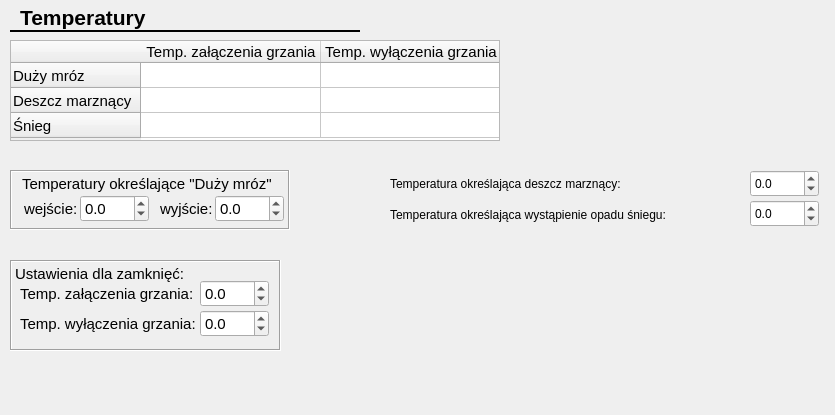
Old version of the form CfgForms/ctemperaturescfgform.ui in the repository kaczmar55/koneor_v2.
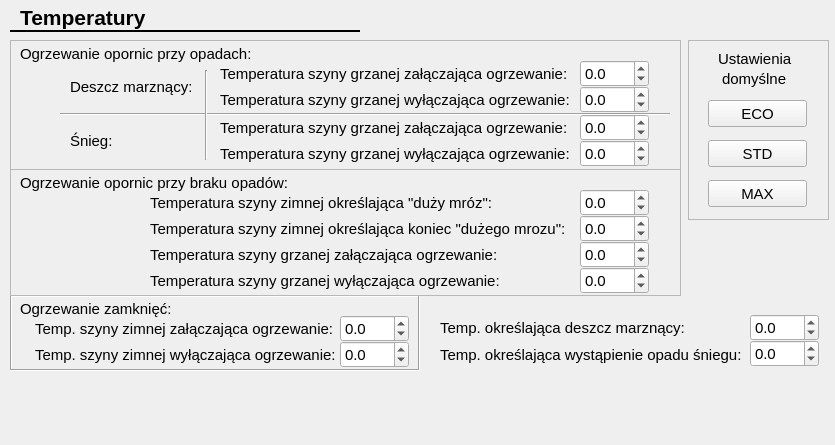
New version of the form.

What changed in the file:
```diff
--- a/CfgForms/ctemperaturescfgform.ui
+++ b/CfgForms/ctemperaturescfgform.ui
@@ -7,7 +7,7 @@
     <x>0</x>
     <y>0</y>
     <width>835</width>
-    <height>415</height>
+    <height>445</height>
    </rect>
   </property>
   <property name="windowTitle">
@@ -56,200 +56,13 @@
     <enum>Qt::AutoText</enum>
    </property>
   </widget>
-  <widget class="QFrame" name="frostTempFrame">
-   <property name="geometry">
-    <rect>
-     <x>10</x>
-     <y>170</y>
-     <width>280</width>
-     <height>60</height>
-    </rect>
-   </property>
-   <property name="font">
-    <font>
-     <pointsize>11</pointsize>
-    </font>
-   </property>
-   <property name="frameShape">
-    <enum>QFrame::Box</enum>
-   </property>
-   <property name="frameShadow">
-    <enum>QFrame::Sunken</enum>
-   </property>
-   <widget class="QLabel" name="label_35">
-    <property name="geometry">
-     <rect>
-      <x>12</x>
-      <y>5</y>
-      <width>260</width>
-      <height>17</height>
-     </rect>
-    </property>
-    <property name="font">
-     <font>
-      <pointsize>11</pointsize>
-     </font>
-    </property>
-    <property name="text">
-     <string>Temperatury określające &quot;Duży mróz&quot;</string>
-    </property>
-   </widget>
-   <widget class="QLabel" name="label_36">
-    <property name="geometry">
-     <rect>
-      <x>14</x>
-      <y>30</y>
-      <width>60</width>
-      <height>17</height>
-     </rect>
-    </property>
-    <property name="font">
-     <font>
-      <pointsize>11</pointsize>
-     </font>
-    </property>
-    <property name="text">
-     <string>wejście:</string>
-    </property>
-   </widget>
-   <widget class="QLabel" name="label_37">
-    <property name="geometry">
-     <rect>
-      <x>150</x>
-      <y>30</y>
-      <width>60</width>
-      <height>17</height>
-     </rect>
-    </property>
-    <property name="font">
-     <font>
-      <pointsize>11</pointsize>
-     </font>
-    </property>
-    <property name="text">
-     <string>wyjście:</string>
-    </property>
-   </widget>
-   <widget class="QDoubleSpinBox" name="frostTempIn">
-    <property name="geometry">
-     <rect>
-      <x>70</x>
-      <y>25</y>
-      <width>69</width>
-      <height>27</height>
-     </rect>
-    </property>
-    <property name="font">
-     <font>
-      <pointsize>11</pointsize>
-     </font>
-    </property>
-    <property name="decimals">
-     <number>1</number>
-    </property>
-    <property name="minimum">
-     <double>-50.000000000000000</double>
-    </property>
-    <property name="maximum">
-     <double>100.000000000000000</double>
-    </property>
-    <property name="singleStep">
-     <double>0.100000000000000</double>
-    </property>
-   </widget>
-   <widget class="QDoubleSpinBox" name="frostTempOut">
-    <property name="geometry">
-     <rect>
-      <x>205</x>
-      <y>25</y>
-      <width>69</width>
-      <height>27</height>
-     </rect>
-    </property>
-    <property name="font">
-     <font>
-      <pointsize>11</pointsize>
-     </font>
-    </property>
-    <property name="decimals">
-     <number>1</number>
-    </property>
-    <property name="minimum">
-     <double>-50.000000000000000</double>
-    </property>
-    <property name="maximum">
-     <double>100.000000000000000</double>
-    </property>
-    <property name="singleStep">
-     <double>0.100000000000000</double>
-    </property>
-    <property name="value">
-     <double>0.000000000000000</double>
-    </property>
-   </widget>
-  </widget>
-  <widget class="QTableWidget" name="weatherAutomTempTable">
-   <property name="geometry">
-    <rect>
-     <x>10</x>
-     <y>40</y>
-     <width>490</width>
-     <height>101</height>
-    </rect>
-   </property>
-   <property name="font">
-    <font>
-     <pointsize>11</pointsize>
-    </font>
-   </property>
-   <property name="verticalScrollBarPolicy">
-    <enum>Qt::ScrollBarAlwaysOff</enum>
-   </property>
-   <property name="horizontalScrollBarPolicy">
-    <enum>Qt::ScrollBarAlwaysOff</enum>
-   </property>
-   <attribute name="horizontalHeaderDefaultSectionSize">
-    <number>180</number>
-   </attribute>
-   <attribute name="horizontalHeaderMinimumSectionSize">
-    <number>50</number>
-   </attribute>
-   <attribute name="verticalHeaderDefaultSectionSize">
-    <number>25</number>
-   </attribute>
-   <row>
-    <property name="text">
-     <string>Duży mróz</string>
-    </property>
-   </row>
-   <row>
-    <property name="text">
-     <string>Deszcz marznący</string>
-    </property>
-   </row>
-   <row>
-    <property name="text">
-     <string>Śnieg</string>
-    </property>
-   </row>
-   <column>
-    <property name="text">
-     <string>Temp. załączenia grzania</string>
-    </property>
-   </column>
-   <column>
-    <property name="text">
-     <string>Temp. wyłączenia grzania</string>
-    </property>
-   </column>
-  </widget>
   <widget class="QFrame" name="frame_3">
    <property name="geometry">
     <rect>
      <x>10</x>
-     <y>260</y>
-     <width>271</width>
-     <height>91</height>
+     <y>295</y>
+     <width>410</width>
+     <height>76</height>
     </rect>
    </property>
    <property name="font">
@@ -266,7 +79,7 @@
    <widget class="QLabel" name="label_26">
     <property name="geometry">
      <rect>
-      <x>5</x>
+      <x>10</x>
       <y>5</y>
       <width>170</width>
       <height>17</height>
@@ -274,53 +87,56 @@
     </property>
     <property name="font">
      <font>
+      <family>Arial</family>
       <pointsize>11</pointsize>
      </font>
     </property>
     <property name="text">
-     <string>Ustawienia dla zamknięć:</string>
+     <string>Ogrzewanie zamknięć:</string>
     </property>
    </widget>
    <widget class="QLabel" name="label_27">
     <property name="geometry">
      <rect>
-      <x>10</x>
+      <x>25</x>
       <y>25</y>
-      <width>180</width>
+      <width>300</width>
       <height>17</height>
      </rect>
     </property>
     <property name="font">
      <font>
+      <family>Arial</family>
       <pointsize>11</pointsize>
      </font>
     </property>
     <property name="text">
-     <string>Temp. załączenia grzania:</string>
+     <string>Temp. szyny zimnej załączająca ogrzewanie:</string>
     </property>
    </widget>
    <widget class="QLabel" name="label_28">
     <property name="geometry">
      <rect>
-      <x>10</x>
-      <y>55</y>
-      <width>180</width>
+      <x>25</x>
+      <y>51</y>
+      <width>300</width>
       <height>17</height>
      </rect>
     </property>
     <property name="font">
      <font>
+      <family>Arial</family>
       <pointsize>11</pointsize>
      </font>
     </property>
     <property name="text">
-     <string>Temp. wyłączenia grzania:</string>
+     <string>Temp. szyny zimnej wyłączająca ogrzewanie:</string>
     </property>
    </widget>
    <widget class="QDoubleSpinBox" name="tLocksOn">
     <property name="geometry">
      <rect>
-      <x>190</x>
+      <x>330</x>
       <y>20</y>
       <width>69</width>
       <height>27</height>
@@ -328,6 +144,7 @@
     </property>
     <property name="font">
      <font>
+      <family>Arial</family>
       <pointsize>11</pointsize>
      </font>
     </property>
@@ -344,14 +161,15 @@
    <widget class="QDoubleSpinBox" name="tLocksOff">
     <property name="geometry">
      <rect>
-      <x>190</x>
-      <y>50</y>
+      <x>330</x>
+      <y>46</y>
       <width>69</width>
       <height>27</height>
      </rect>
     </property>
     <property name="font">
      <font>
+      <family>Arial</family>
       <pointsize>11</pointsize>
      </font>
     </property>
@@ -369,38 +187,56 @@
   <widget class="QLabel" name="label">
    <property name="geometry">
     <rect>
-     <x>390</x>
-     <y>175</y>
-     <width>290</width>
+     <x>440</x>
+     <y>319</y>
+     <width>250</width>
      <height>17</height>
     </rect>
    </property>
+   <property name="font">
+    <font>
+     <family>Arial</family>
+     <pointsize>11</pointsize>
+    </font>
+   </property>
    <property name="text">
-    <string>Temperatura określająca deszcz marznący:</string>
+    <string>Temp. określająca deszcz marznący:</string>
    </property>
   </widget>
   <widget class="QLabel" name="label_2">
    <property name="geometry">
     <rect>
-     <x>390</x>
-     <y>206</y>
-     <width>360</width>
+     <x>440</x>
+     <y>346</y>
+     <width>310</width>
      <height>17</height>
     </rect>
    </property>
+   <property name="font">
+    <font>
+     <family>Arial</family>
+     <pointsize>11</pointsize>
+    </font>
+   </property>
    <property name="text">
-    <string>Temperatura określająca wystąpienie opadu śniegu:</string>
+    <string>Temp. określająca wystąpienie opadu śniegu:</string>
    </property>
   </widget>
   <widget class="QDoubleSpinBox" name="tWetFreezing">
    <property name="geometry">
     <rect>
      <x>750</x>
-     <y>170</y>
+     <y>314</y>
      <width>69</width>
      <height>27</height>
     </rect>
    </property>
+   <property name="font">
+    <font>
+     <family>Arial</family>
+     <pointsize>11</pointsize>
+    </font>
+   </property>
    <property name="decimals">
     <number>1</number>
    </property>
@@ -412,11 +248,17 @@
    <property name="geometry">
     <rect>
      <x>750</x>
-     <y>200</y>
+     <y>340</y>
      <width>69</width>
      <height>27</height>
     </rect>
    </property>
+   <property name="font">
+    <font>
+     <family>Arial</family>
+     <pointsize>11</pointsize>
+    </font>
+   </property>
    <property name="decimals">
     <number>1</number>
    </property>
@@ -424,6 +266,627 @@
     <double>-50.000000000000000</double>
    </property>
   </widget>
+  <widget class="QFrame" name="frame">
+   <property name="geometry">
+    <rect>
+     <x>10</x>
+     <y>40</y>
+     <width>671</width>
+     <height>130</height>
+    </rect>
+   </property>
+   <property name="frameShape">
+    <enum>QFrame::StyledPanel</enum>
+   </property>
+   <property name="frameShadow">
+    <enum>QFrame::Raised</enum>
+   </property>
+   <widget class="QLabel" name="label_3">
+    <property name="geometry">
+     <rect>
+      <x>10</x>
+      <y>5</y>
+      <width>241</width>
+      <height>17</height>
+     </rect>
+    </property>
+    <property name="font">
+     <font>
+      <family>Arial</family>
+      <pointsize>11</pointsize>
+     </font>
+    </property>
+    <property name="text">
+     <string>Ogrzewanie opornic przy opadach:</string>
+    </property>
+   </widget>
+   <widget class="QLabel" name="label_4">
+    <property name="geometry">
+     <rect>
+      <x>60</x>
+      <y>38</y>
+      <width>121</width>
+      <height>17</height>
+     </rect>
+    </property>
+    <property name="font">
+     <font>
+      <family>Arial</family>
+      <pointsize>11</pointsize>
+     </font>
+    </property>
+    <property name="text">
+     <string>Deszcz marznący:</string>
+    </property>
+   </widget>
+   <widget class="QLabel" name="label_5">
+    <property name="geometry">
+     <rect>
+      <x>210</x>
+      <y>25</y>
+      <width>351</width>
+      <height>17</height>
+     </rect>
+    </property>
+    <property name="font">
+     <font>
+      <family>Arial</family>
+      <pointsize>11</pointsize>
+     </font>
+    </property>
+    <property name="text">
+     <string>Temperatura szyny grzanej załączająca ogrzewanie:</string>
+    </property>
+   </widget>
+   <widget class="QLabel" name="label_6">
+    <property name="geometry">
+     <rect>
+      <x>210</x>
+      <y>51</y>
+      <width>351</width>
+      <height>17</height>
+     </rect>
+    </property>
+    <property name="font">
+     <font>
+      <family>Arial</family>
+      <pointsize>11</pointsize>
+     </font>
+    </property>
+    <property name="text">
+     <string>Temperatura szyny grzanej wyłączająca ogrzewanie:</string>
+    </property>
+   </widget>
+   <widget class="QDoubleSpinBox" name="TROnWetSpin">
+    <property name="geometry">
+     <rect>
+      <x>570</x>
+      <y>20</y>
+      <width>69</width>
+      <height>27</height>
+     </rect>
+    </property>
+    <property name="font">
+     <font>
+      <family>Arial</family>
+      <pointsize>11</pointsize>
+     </font>
+    </property>
+    <property name="decimals">
+     <number>1</number>
+    </property>
+    <property name="minimum">
+     <double>-50.000000000000000</double>
+    </property>
+    <property name="maximum">
+     <double>150.000000000000000</double>
+    </property>
+    <property name="singleStep">
+     <double>0.100000000000000</double>
+    </property>
+   </widget>
+   <widget class="QDoubleSpinBox" name="TROffWetSpin">
+    <property name="geometry">
+     <rect>
+      <x>570</x>
+      <y>46</y>
+      <width>69</width>
+      <height>27</height>
+     </rect>
+    </property>
+    <property name="font">
+     <font>
+      <family>Arial</family>
+      <pointsize>11</pointsize>
+     </font>
+    </property>
+    <property name="decimals">
+     <number>1</number>
+    </property>
+    <property name="minimum">
+     <double>-50.000000000000000</double>
+    </property>
+    <property name="maximum">
+     <double>150.000000000000000</double>
+    </property>
+    <property name="singleStep">
+     <double>0.100000000000000</double>
+    </property>
+   </widget>
+   <widget class="QLabel" name="label_7">
+    <property name="geometry">
+     <rect>
+      <x>210</x>
+      <y>79</y>
+      <width>351</width>
+      <height>17</height>
+     </rect>
+    </property>
+    <property name="font">
+     <font>
+      <family>Arial</family>
+      <pointsize>11</pointsize>
+     </font>
+    </property>
+    <property name="text">
+     <string>Temperatura szyny grzanej załączająca ogrzewanie:</string>
+    </property>
+   </widget>
+   <widget class="QDoubleSpinBox" name="TROffSnSpin">
+    <property name="geometry">
+     <rect>
+      <x>570</x>
+      <y>100</y>
+      <width>69</width>
+      <height>27</height>
+     </rect>
+    </property>
+    <property name="font">
+     <font>
+      <family>Arial</family>
+      <pointsize>11</pointsize>
+     </font>
+    </property>
+    <property name="decimals">
+     <number>1</number>
+    </property>
+    <property name="minimum">
+     <double>-50.000000000000000</double>
+    </property>
+    <property name="maximum">
+     <double>150.000000000000000</double>
+    </property>
+    <property name="singleStep">
+     <double>0.100000000000000</double>
+    </property>
+   </widget>
+   <widget class="QLabel" name="label_8">
+    <property name="geometry">
+     <rect>
+      <x>60</x>
+      <y>92</y>
+      <width>121</width>
+      <height>17</height>
+     </rect>
+    </property>
+    <property name="font">
+     <font>
+      <family>Arial</family>
+      <pointsize>11</pointsize>
+     </font>
+    </property>
+    <property name="text">
+     <string>Śnieg:</string>
+    </property>
+   </widget>
+   <widget class="QDoubleSpinBox" name="TROnSnSpin">
+    <property name="geometry">
+     <rect>
+      <x>570</x>
+      <y>74</y>
+      <width>69</width>
+      <height>27</height>
+     </rect>
+    </property>
+    <property name="font">
+     <font>
+      <family>Arial</family>
+      <pointsize>11</pointsize>
+     </font>
+    </property>
+    <property name="decimals">
+     <number>1</number>
+    </property>
+    <property name="minimum">
+     <double>-50.000000000000000</double>
+    </property>
+    <property name="maximum">
+     <double>150.000000000000000</double>
+    </property>
+    <property name="singleStep">
+     <double>0.100000000000000</double>
+    </property>
+   </widget>
+   <widget class="QLabel" name="label_9">
+    <property name="geometry">
+     <rect>
+      <x>210</x>
+      <y>105</y>
+      <width>351</width>
+      <height>17</height>
+     </rect>
+    </property>
+    <property name="font">
+     <font>
+      <family>Arial</family>
+      <pointsize>11</pointsize>
+     </font>
+    </property>
+    <property name="text">
+     <string>Temperatura szyny grzanej wyłączająca ogrzewanie:</string>
+    </property>
+   </widget>
+   <widget class="Line" name="line_2">
+    <property name="geometry">
+     <rect>
+      <x>50</x>
+      <y>73</y>
+      <width>610</width>
+      <height>3</height>
+     </rect>
+    </property>
+    <property name="orientation">
+     <enum>Qt::Horizontal</enum>
+    </property>
+   </widget>
+   <widget class="Line" name="line_3">
+    <property name="geometry">
+     <rect>
+      <x>195</x>
+      <y>30</y>
+      <width>3</width>
+      <height>90</height>
+     </rect>
+    </property>
+    <property name="orientation">
+     <enum>Qt::Vertical</enum>
+    </property>
+   </widget>
+  </widget>
+  <widget class="QFrame" name="frame_2">
+   <property name="geometry">
+    <rect>
+     <x>10</x>
+     <y>169</y>
+     <width>671</width>
+     <height>127</height>
+    </rect>
+   </property>
+   <property name="frameShape">
+    <enum>QFrame::StyledPanel</enum>
+   </property>
+   <property name="frameShadow">
+    <enum>QFrame::Raised</enum>
+   </property>
+   <widget class="QLabel" name="label_10">
+    <property name="geometry">
+     <rect>
+      <x>10</x>
+      <y>5</y>
+      <width>281</width>
+      <height>17</height>
+     </rect>
+    </property>
+    <property name="font">
+     <font>
+      <family>Arial</family>
+      <pointsize>11</pointsize>
+     </font>
+    </property>
+    <property name="text">
+     <string>Ogrzewanie opornic przy braku opadów:</string>
+    </property>
+   </widget>
+   <widget class="QLabel" name="label_12">
+    <property name="geometry">
+     <rect>
+      <x>140</x>
+      <y>25</y>
+      <width>351</width>
+      <height>17</height>
+     </rect>
+    </property>
+    <property name="font">
+     <font>
+      <family>Arial</family>
+      <pointsize>11</pointsize>
+     </font>
+    </property>
+    <property name="text">
+     <string>Temperatura szyny zimnej określająca &quot;duży mróz&quot;:</string>
+    </property>
+   </widget>
+   <widget class="QLabel" name="label_14">
+    <property name="geometry">
+     <rect>
+      <x>140</x>
+      <y>51</y>
+      <width>430</width>
+      <height>17</height>
+     </rect>
+    </property>
+    <property name="font">
+     <font>
+      <family>Arial</family>
+      <pointsize>11</pointsize>
+     </font>
+    </property>
+    <property name="text">
+     <string>Temperatura szyny zimnej określająca koniec &quot;dużego mrozu&quot;:</string>
+    </property>
+   </widget>
+   <widget class="QDoubleSpinBox" name="TFrostOnRSpin">
+    <property name="geometry">
+     <rect>
+      <x>570</x>
+      <y>20</y>
+      <width>69</width>
+      <height>27</height>
+     </rect>
+    </property>
+    <property name="font">
+     <font>
+      <family>Arial</family>
+      <pointsize>11</pointsize>
+     </font>
+    </property>
+    <property name="decimals">
+     <number>1</number>
+    </property>
+    <property name="minimum">
+     <double>-50.000000000000000</double>
+    </property>
+    <property name="maximum">
+     <double>150.000000000000000</double>
+    </property>
+    <property name="singleStep">
+     <double>0.100000000000000</double>
+    </property>
+   </widget>
+   <widget class="QDoubleSpinBox" name="TFrostOffRSpin">
+    <property name="geometry">
+     <rect>
+      <x>570</x>
+      <y>46</y>
+      <width>69</width>
+      <height>27</height>
+     </rect>
+    </property>
+    <property name="font">
+     <font>
+      <family>Arial</family>
+      <pointsize>11</pointsize>
+     </font>
+    </property>
+    <property name="decimals">
+     <number>1</number>
+    </property>
+    <property name="minimum">
+     <double>-50.000000000000000</double>
+    </property>
+    <property name="maximum">
+     <double>150.000000000000000</double>
+    </property>
+    <property name="singleStep">
+     <double>0.100000000000000</double>
+    </property>
+   </widget>
+   <widget class="QLabel" name="label_15">
+    <property name="geometry">
+     <rect>
+      <x>140</x>
+      <y>77</y>
+      <width>351</width>
+      <height>17</height>
+     </rect>
+    </property>
+    <property name="font">
+     <font>
+      <family>Arial</family>
+      <pointsize>11</pointsize>
+     </font>
+    </property>
+    <property name="text">
+     <string>Temperatura szyny grzanej załączająca ogrzewanie:</string>
+    </property>
+   </widget>
+   <widget class="QDoubleSpinBox" name="TROffFrSpin">
+    <property name="geometry">
+     <rect>
+      <x>570</x>
+      <y>98</y>
+      <width>69</width>
+      <height>27</height>
+     </rect>
+    </property>
+    <property name="font">
+     <font>
+      <family>Arial</family>
+      <pointsize>11</pointsize>
+     </font>
+    </property>
+    <property name="decimals">
+     <number>1</number>
+    </property>
+    <property name="minimum">
+     <double>-50.000000000000000</double>
+    </property>
+    <property name="maximum">
+     <double>150.000000000000000</double>
+    </property>
+    <property name="singleStep">
+     <double>0.100000000000000</double>
+    </property>
+   </widget>
+   <widget class="QDoubleSpinBox" name="TROnFrSpin">
+    <property name="geometry">
+     <rect>
+      <x>570</x>
+      <y>72</y>
+      <width>69</width>
+      <height>27</height>
+     </rect>
+    </property>
+    <property name="font">
+     <font>
+      <family>Arial</family>
+      <pointsize>11</pointsize>
+     </font>
+    </property>
+    <property name="decimals">
+     <number>1</number>
+    </property>
+    <property name="minimum">
+     <double>-50.000000000000000</double>
+    </property>
+    <property name="maximum">
+     <double>150.000000000000000</double>
+    </property>
+    <property name="singleStep">
+     <double>0.100000000000000</double>
+    </property>
+   </widget>
+   <widget class="QLabel" name="label_17">
+    <property name="geometry">
+     <rect>
+      <x>140</x>
+      <y>103</y>
+      <width>351</width>
+      <height>17</height>
+     </rect>
+    </property>
+    <property name="font">
+     <font>
+      <family>Arial</family>
+      <pointsize>11</pointsize>
+     </font>
+    </property>
+    <property name="text">
+     <string>Temperatura szyny grzanej wyłączająca ogrzewanie:</string>
+    </property>
+   </widget>
+  </widget>
+  <widget class="QFrame" name="frame_4">
+   <property name="geometry">
+    <rect>
+     <x>688</x>
+     <y>40</y>
+     <width>141</width>
+     <height>180</height>
+    </rect>
+   </property>
+   <property name="frameShape">
+    <enum>QFrame::StyledPanel</enum>
+   </property>
+   <property name="frameShadow">
+    <enum>QFrame::Raised</enum>
+   </property>
+   <widget class="QLabel" name="label_11">
+    <property name="geometry">
+     <rect>
+      <x>30</x>
+      <y>10</y>
+      <width>80</width>
+      <height>17</height>
+     </rect>
+    </property>
+    <property name="font">
+     <font>
+      <family>Arial</family>
+      <pointsize>11</pointsize>
+     </font>
+    </property>
+    <property name="text">
+     <string>Ustawienia</string>
+    </property>
+   </widget>
+   <widget class="QLabel" name="label_16">
+    <property name="geometry">
+     <rect>
+      <x>34</x>
+      <y>30</y>
+      <width>67</width>
+      <height>17</height>
+     </rect>
+    </property>
+    <property name="font">
+     <font>
+      <family>Arial</family>
+      <pointsize>11</pointsize>
+     </font>
+    </property>
+    <property name="text">
+     <string>domyślne</string>
+    </property>
+   </widget>
+   <widget class="QPushButton" name="ecoBtn">
+    <property name="geometry">
+     <rect>
+      <x>20</x>
+      <y>60</y>
+      <width>99</width>
+      <height>27</height>
+     </rect>
+    </property>
+    <property name="font">
+     <font>
+      <family>Arial</family>
+      <pointsize>11</pointsize>
+     </font>
+    </property>
+    <property name="text">
+     <string>ECO</string>
+    </property>
+   </widget>
+   <widget class="QPushButton" name="stdBtn">
+    <property name="geometry">
+     <rect>
+      <x>20</x>
+      <y>100</y>
+      <width>99</width>
+      <height>27</height>
+     </rect>
+    </property>
+    <property name="font">
+     <font>
+      <family>Arial</family>
+      <pointsize>11</pointsize>
+     </font>
+    </property>
+    <property name="text">
+     <string>STD</string>
+    </property>
+   </widget>
+   <widget class="QPushButton" name="maxBtn">
+    <property name="geometry">
+     <rect>
+      <x>20</x>
+      <y>140</y>
+      <width>99</width>
+      <height>27</height>
+     </rect>
+    </property>
+    <property name="font">
+     <font>
+      <family>Arial</family>
+      <pointsize>11</pointsize>
+     </font>
+    </property>
+    <property name="text">
+     <string>MAX</string>
+    </property>
+   </widget>
+  </widget>
  </widget>
  <resources/>
  <connections/>
```
Left out of the diff: 1 changed line with no effect on the pictures.
